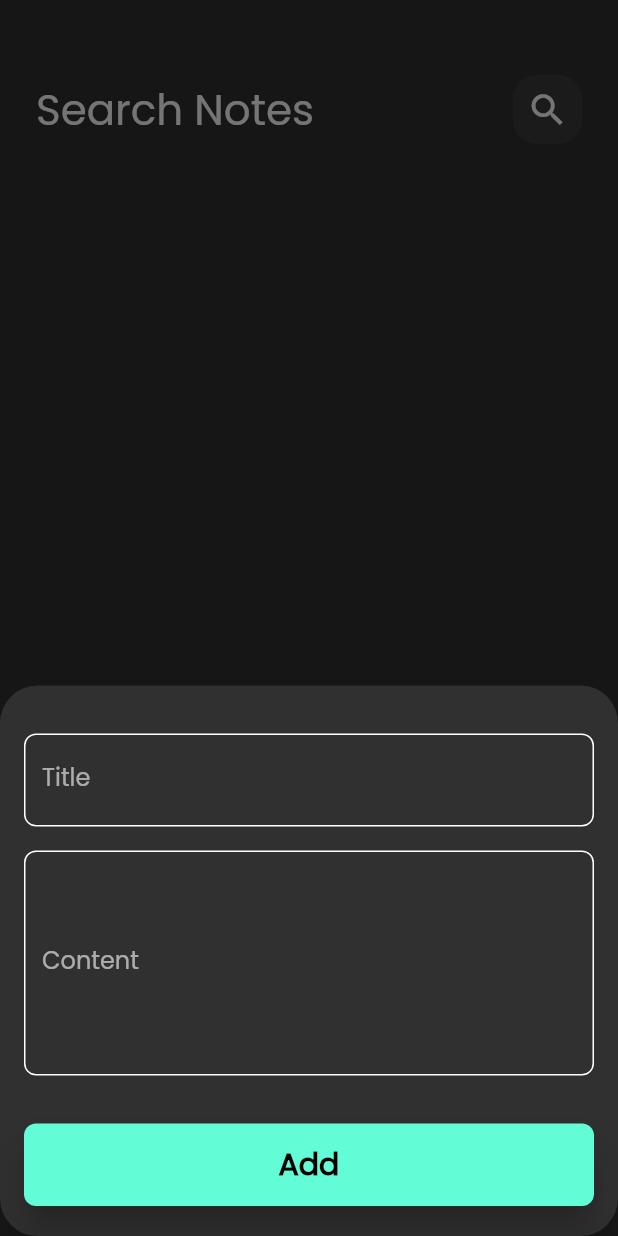
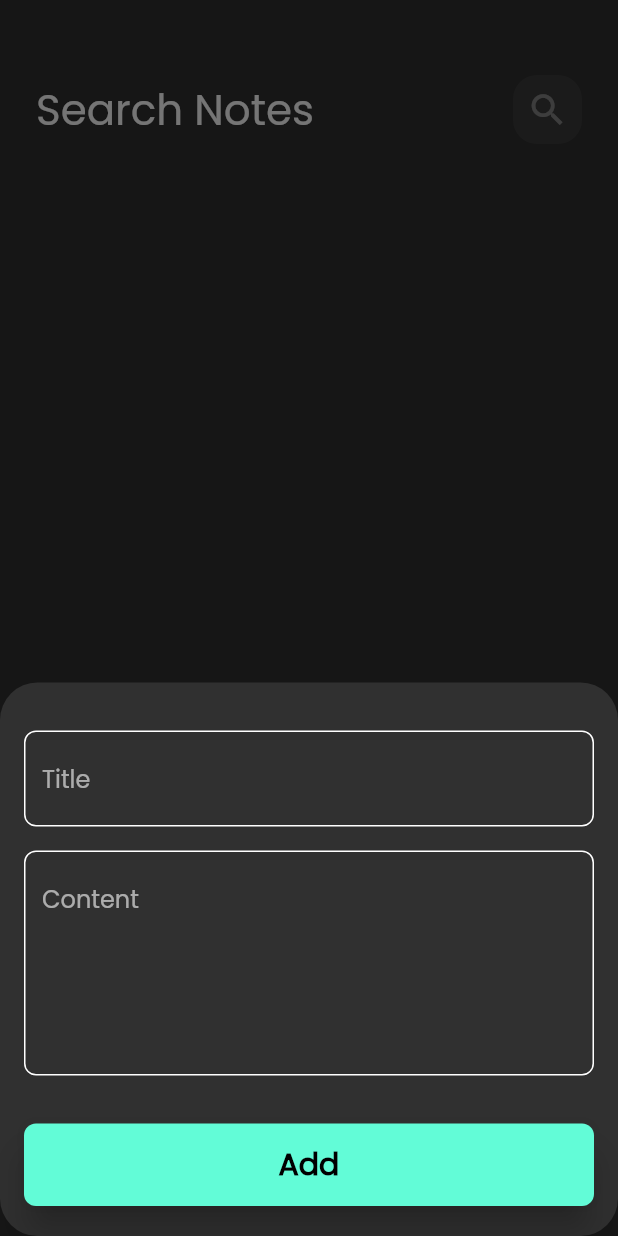
Before and after one commit to mahmoud25081983/note_app, a Flutter app: the screen it shows after launch, after a tap on the "add" icon, on a phone screen of 412 x 824 dp. Run offline on Flutter 3.47's test engine with Material 2 defaults, Android fonts, the phone set to English and light mode, and no system bars; our stand-ins replace bloc, flutter_bloc, font_awesome_flutter, hive, hive_flutter; accounts and stored records are empty.

```diff
--- a/lib/models/notemodel.dart
+++ b/lib/models/notemodel.dart
@@ -5,19 +5,19 @@ part 'notemodel.g.dart';
 @HiveType(typeId: 0)
 class NoteModel extends HiveObject {
   @HiveField(0)
-  final String title;
+  String title;
   @HiveField(1)
-  final String subTitle;
+  String content;
   @HiveField(2)
   final String date;
   @HiveField(3)
-  final int color;
+  int color;
 
   NoteModel({
-   required this.title,
-   required this.subTitle,
-   required this.date,
-   required this.color,
+    required this.title,
+    required this.content,
+    required this.date,
+    required this.color,
   });
 }
 
--- a/lib/views/widgets/Custom_text_field.dart
+++ b/lib/views/widgets/Custom_text_field.dart
@@ -3,18 +3,22 @@ import 'package:flutter/material.dart';
 import '../../constant.dart';
 
 class CustomTextField extends StatelessWidget {
-  const CustomTextField({super.key,
-    this.labelText,
+  const CustomTextField({
+    super.key,
     this.onSave,
     this.keyboardType,
     this.init,
     this.maxLines = 1,
+    this.onChanged,
+    this.hintText,
   });
   final String? init;
   final int? maxLines;
 
-  final String? labelText;
+
+  final String? hintText;
   final void Function(String?)? onSave;
+  final void Function(String)? onChanged;
   final TextInputType? keyboardType;
   @override
   Widget build(BuildContext context) {
@@ -23,13 +27,14 @@ class CustomTextField extends StatelessWidget {
       keyboardType: keyboardType,
       maxLines: maxLines,
       decoration: InputDecoration(
-        labelText: labelText!,
+        hintText: hintText,
         //labelStyle: const TextStyle(color: kPrimaruColor),
         border: buildBorder(),
         enabledBorder: buildBorder(),
         focusedBorder: buildBorder(kPrimaruColor),
       ),
       onSaved: onSave,
+      onChanged: onChanged,
       validator: (value) {
         if (value?.isEmpty ?? true) {
           return "Field is required";
--- a/lib/views/widgets/add_note_form.dart
+++ b/lib/views/widgets/add_note_form.dart
@@ -19,7 +19,7 @@ class AddNoteForm extends StatefulWidget {
 class _AddNoteFormState extends State<AddNoteForm> {
   final GlobalKey<FormState> formlKey = GlobalKey();
   AutovalidateMode autovalidateMode = AutovalidateMode.disabled;
-  String? title, subTitel;
+  String? title, content;
   String formattedDate = DateFormat('dd/MMMM/yyyy').format(DateTime.now());
 
   @override
@@ -31,17 +31,17 @@ class _AddNoteFormState extends State<AddNoteForm> {
         children: [
           const SizedBox(height: 32),
           CustomTextField(
-            labelText: "Title",
+            hintText: "Title",
             onSave: (value) {
               title = value;
             },
           ),
           const SizedBox(height: 16),
           CustomTextField(
-            labelText: "Content",
+            hintText: "Content",
             maxLines: 5,
             onSave: (value) {
-              subTitel = value;
+              content = value;
             },
           ),
           const SizedBox(height: 32),
@@ -54,7 +54,7 @@ class _AddNoteFormState extends State<AddNoteForm> {
                   formlKey.currentState!.save();
                   NoteModel note = NoteModel(
                     title: title!,
-                    subTitle: subTitel!,
+                    content: content!,
                     date: formattedDate,
                     color: Colors.greenAccent.value,
                   );
--- a/lib/views/widgets/custom_note_item.dart
+++ b/lib/views/widgets/custom_note_item.dart
@@ -25,7 +25,7 @@ class NoteItem extends StatelessWidget {
         Navigator.push(
           context,
           MaterialPageRoute(
-            builder: (context) => const EditNoteView(),
+            builder: (context) => EditNoteView(noteModel: noteModel),
           ),
         );
       },
@@ -47,7 +47,7 @@ class NoteItem extends StatelessWidget {
               subtitle: Padding(
                 padding: const EdgeInsets.only(top: 16),
                 child: Text(
-                  noteModel.subTitle,
+                  noteModel.content,
                   style: TextStyle(
                       color: Colors.black.withOpacity(0.6), fontSize: 18),
                 ),
--- a/lib/views/widgets/custom_search_Icon.dart
+++ b/lib/views/widgets/custom_search_Icon.dart
@@ -1,21 +1,21 @@
 import 'package:flutter/material.dart';
 
-class CustomeSearchIcon extends StatelessWidget {
-  const CustomeSearchIcon({super.key, required this.icon});
+class CustomeIcon extends StatelessWidget {
+  const CustomeIcon({super.key, required this.icon, this.onPressed});
   final IconData icon;
+  final void Function()? onPressed;
 
   @override
   Widget build(BuildContext context) {
     return Container(
       height: 46,
       width: 46,
-      decoration:  BoxDecoration(
-        color: Colors.white.withOpacity(0.05),
-        borderRadius: BorderRadius.circular(16)
-      ),
+      decoration: BoxDecoration(
+          color: Colors.white.withOpacity(0.05),
+          borderRadius: BorderRadius.circular(16)),
       child: Center(
         child: IconButton(
-          onPressed: () {},
+          onPressed: onPressed,
           icon: Icon(icon, size: 28),
         ),
       ),
--- a/lib/views/widgets/custome_app_bar.dart
+++ b/lib/views/widgets/custome_app_bar.dart
@@ -4,20 +4,26 @@ import 'package:flutter/material.dart';
 import 'custom_search_Icon.dart';
 
 class CustomUppBar extends StatelessWidget {
-  const CustomUppBar({super.key,
+  final String? title;
+  final IconData? icon;
+  final void Function()? onPressed;
+  const CustomUppBar({
+    Key? key,
     required this.title,
     required this.icon,
-  });
-  final String? title;
-  final IconData? icon;
+    this.onPressed,
+  }) : super(key: key);
 
   @override
   Widget build(BuildContext context) {
     return Row(
       children: [
-         Text(title!, style: const TextStyle(fontSize: 28)),
+        Text(title!, style: const TextStyle(fontSize: 28)),
         const Spacer(),
-        CustomeSearchIcon(icon: icon!)
+        CustomeIcon(
+          icon: icon!,
+          onPressed: onPressed,
+        )
       ],
     );
   }
```
Also changed, not shown: lib/views/edit_note_view.dart (+6 -3 lines), lib/views/widgets/edit_view_body.dart (+41 -10 lines), lib/models/notemodel.g.dart.
